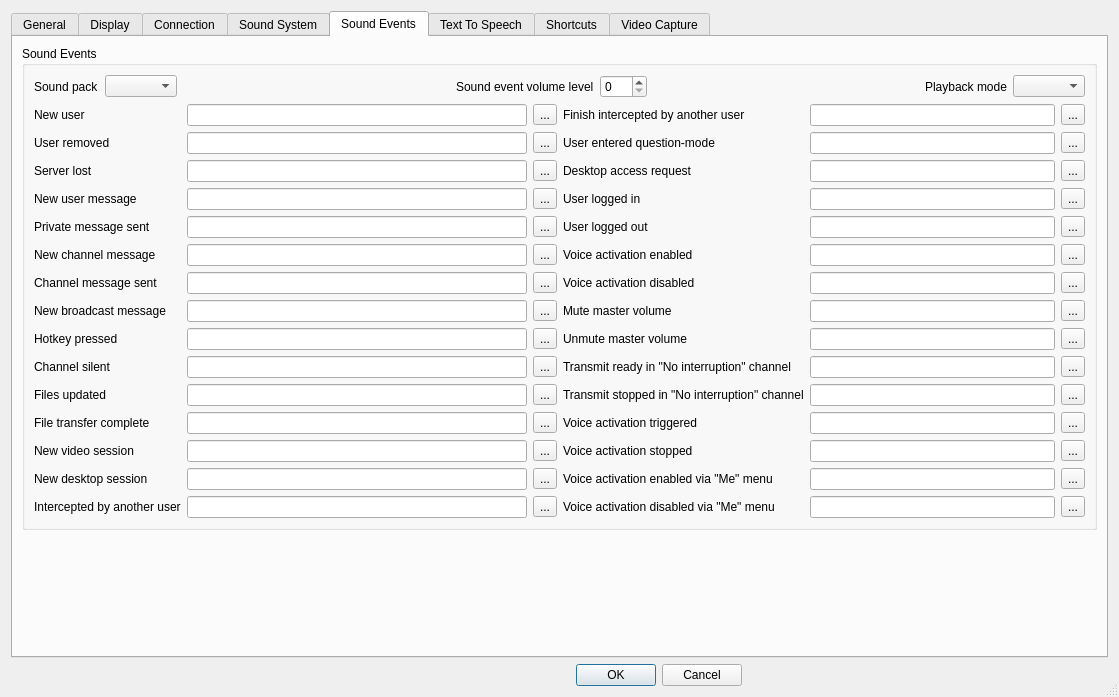
Old version of the form Client/qtTeamTalk/preferences.ui in the repository BearWare/TeamTalk5.
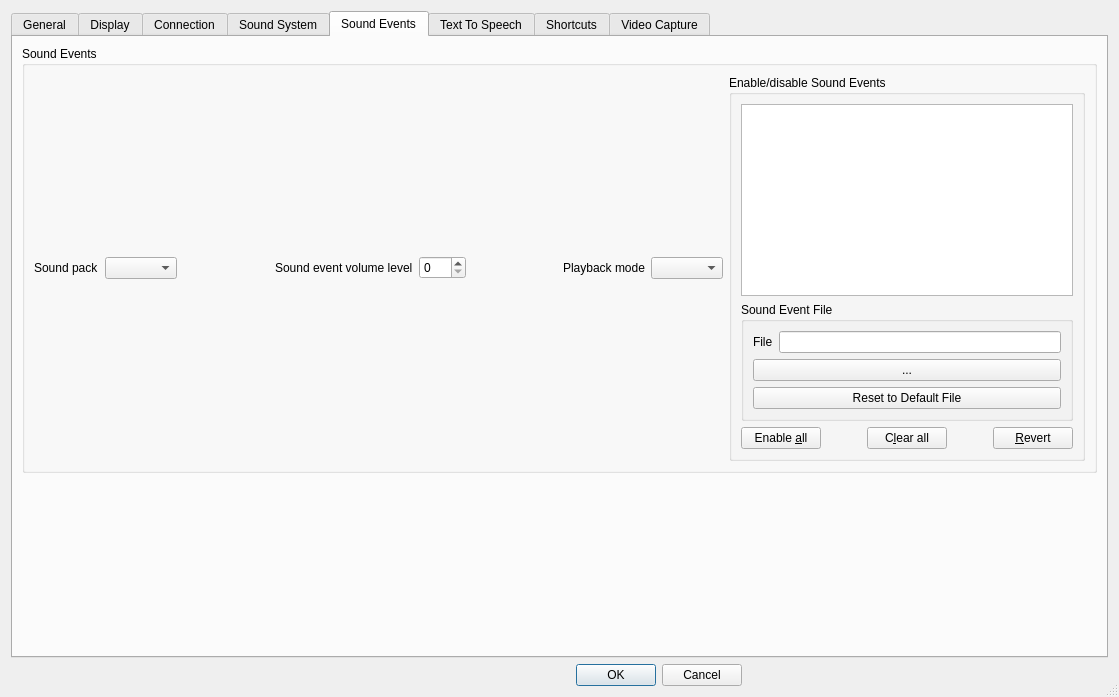
New version of the form. The open tabs and pages were chosen to show the change. Icons and pictures are not drawn. Custom widgets are drawn as their Qt base class.

Commit message: Redesign "Sound events" tab

The edit to the form file:
```diff
--- a/Client/qtTeamTalk/preferences.ui
+++ b/Client/qtTeamTalk/preferences.ui
@@ -1416,713 +1416,133 @@
             <item>
              <widget class="QComboBox" name="sndeventPlaybackComboBox"/>
             </item>
-           </layout>
-          </item>
-          <item>
-           <layout class="QHBoxLayout" name="horizontalLayout_25">
             <item>
-             <layout class="QGridLayout" name="gridLayout_4">
-              <item row="0" column="0">
-               <widget class="QLabel" name="label_16">
-                <property name="text">
-                 <string>New user</string>
-                </property>
-                <property name="buddy">
-                 <cstring>newuserEdit</cstring>
-                </property>
-               </widget>
-              </item>
-              <item row="0" column="1">
-               <widget class="QLineEdit" name="newuserEdit"/>
-              </item>
-              <item row="0" column="2">
-               <widget class="QToolButton" name="newuserButton">
-                <property name="sizePolicy">
-                 <sizepolicy hsizetype="Minimum" vsizetype="Fixed">
-                  <horstretch>0</horstretch>
-                  <verstretch>0</verstretch>
-                 </sizepolicy>
-                </property>
-                <property name="accessibleName">
-                 <string>Browse</string>
-                </property>
-                <property name="text">
-                 <string notr="true">...</string>
-                </property>
-               </widget>
-              </item>
-              <item row="1" column="0">
-               <widget class="QLabel" name="label_17">
-                <property name="text">
-                 <string>User removed</string>
-                </property>
-                <property name="buddy">
-                 <cstring>rmuserEdit</cstring>
-                </property>
-               </widget>
-              </item>
-              <item row="1" column="1">
-               <widget class="QLineEdit" name="rmuserEdit"/>
-              </item>
-              <item row="1" column="2">
-               <widget class="QToolButton" name="rmuserButton">
-                <property name="accessibleName">
-                 <string>Browse</string>
-                </property>
-                <property name="text">
-                 <string notr="true">...</string>
-                </property>
-               </widget>
-              </item>
-              <item row="2" column="0">
-               <widget class="QLabel" name="label_18">
-                <property name="text">
-                 <string>Server lost</string>
-                </property>
-                <property name="buddy">
-                 <cstring>srvlostEdit</cstring>
-                </property>
-               </widget>
-              </item>
-              <item row="2" column="1">
-               <widget class="QLineEdit" name="srvlostEdit"/>
-              </item>
-              <item row="2" column="2">
-               <widget class="QToolButton" name="srvlostButton">
-                <property name="accessibleName">
-                 <string>Browse</string>
-                </property>
-                <property name="text">
-                 <string notr="true">...</string>
-                </property>
-               </widget>
-              </item>
-              <item row="3" column="0">
-               <widget class="QLabel" name="label_19">
-                <property name="text">
-                 <string>New user message</string>
-                </property>
-                <property name="buddy">
-                 <cstring>usermsgEdit</cstring>
-                </property>
-               </widget>
-              </item>
-              <item row="3" column="1">
-               <widget class="QLineEdit" name="usermsgEdit"/>
-              </item>
-              <item row="3" column="2">
-               <widget class="QToolButton" name="usermsgButton">
-                <property name="accessibleName">
-                 <string>Browse</string>
-                </property>
-                <property name="text">
-                 <string notr="true">...</string>
-                </property>
-               </widget>
-              </item>
-              <item row="4" column="0">
-               <widget class="QLabel" name="label_58">
-                <property name="text">
-                 <string>Private message sent</string>
-                </property>
-                <property name="buddy">
-                 <cstring>sentmsgEdit</cstring>
-                </property>
-               </widget>
-              </item>
-              <item row="4" column="1">
-               <widget class="QLineEdit" name="sentmsgEdit"/>
-              </item>
-              <item row="4" column="2">
-               <widget class="QToolButton" name="sentmsgButton">
-                <property name="accessibleName">
-                 <string>Browse</string>
-                </property>
-                <property name="text">
-                 <string notr="true">...</string>
-                </property>
-               </widget>
-              </item>
-              <item row="5" column="0">
-               <widget class="QLabel" name="label_20">
-                <property name="text">
-                 <string>New channel message</string>
-                </property>
-                <property name="buddy">
-                 <cstring>chanmsgEdit</cstring>
-                </property>
-               </widget>
-              </item>
-              <item row="5" column="1">
-               <widget class="QLineEdit" name="chanmsgEdit"/>
-              </item>
-              <item row="5" column="2">
-               <widget class="QToolButton" name="chanmsgButton">
-                <property name="accessibleName">
-                 <string>Browse</string>
-                </property>
-                <property name="text">
-                 <string notr="true">...</string>
-                </property>
-               </widget>
-              </item>
-              <item row="6" column="0">
-               <widget class="QLabel" name="label_59">
-                <property name="text">
-                 <string>Channel message sent</string>
-                </property>
-                <property name="buddy">
-                 <cstring>sentchannelmsgEdit</cstring>
-                </property>
-               </widget>
-              </item>
-              <item row="6" column="1">
-               <widget class="QLineEdit" name="sentchannelmsgEdit"/>
-              </item>
-              <item row="6" column="2">
-               <widget class="QToolButton" name="sentchannelmsgButton">
-                <property name="accessibleName">
-                 <string>Browse</string>
-                </property>
-                <property name="text">
-                 <string notr="true">...</string>
-                </property>
-               </widget>
-              </item>
-              <item row="7" column="0">
-               <widget class="QLabel" name="label_36">
-                <property name="text">
-                 <string>New broadcast message</string>
-                </property>
-                <property name="buddy">
-                 <cstring>bcastmsgEdit</cstring>
-                </property>
-               </widget>
-              </item>
-              <item row="7" column="1">
-               <widget class="QLineEdit" name="bcastmsgEdit"/>
-              </item>
-              <item row="7" column="2">
-               <widget class="QToolButton" name="bcastmsgButton">
-                <property name="accessibleName">
-                 <string>Browse</string>
-                </property>
-                <property name="text">
-                 <string notr="true">...</string>
-                </property>
-               </widget>
-              </item>
-              <item row="8" column="0">
-               <widget class="QLabel" name="label_21">
-                <property name="text">
-                 <string>Hotkey pressed</string>
-                </property>
-                <property name="buddy">
-                 <cstring>hotkeyEdit</cstring>
-                </property>
-               </widget>
-              </item>
-              <item row="8" column="1">
-               <widget class="QLineEdit" name="hotkeyEdit"/>
-              </item>
-              <item row="8" column="2">
-               <widget class="QToolButton" name="hotkeyButton">
-                <property name="accessibleName">
-                 <string>Browse</string>
-                </property>
-                <property name="text">
-                 <string notr="true">...</string>
-                </property>
-               </widget>
-              </item>
-              <item row="9" column="0">
-               <widget class="QLabel" name="label_22">
-                <property name="text">
-                 <string>Channel silent</string>
-                </property>
-                <property name="buddy">
-                 <cstring>chansilentEdit</cstring>
-                </property>
-               </widget>
-              </item>
-              <item row="9" column="1">
-               <widget class="QLineEdit" name="chansilentEdit"/>
-              </item>
-              <item row="9" column="2">
-               <widget class="QToolButton" name="chansilentButton">
-                <property name="accessibleName">
-                 <string>Browse</string>
-                </property>
-                <property name="text">
-                 <string notr="true">...</string>
-                </property>
-               </widget>
-              </item>
-              <item row="10" column="0">
-               <widget class="QLabel" name="label_23">
-                <property name="text">
-                 <string>Files updated</string>
-                </property>
-                <property name="buddy">
-                 <cstring>fileupdEdit</cstring>
-                </property>
-               </widget>
-              </item>
-              <item row="10" column="1">
-               <widget class="QLineEdit" name="fileupdEdit"/>
-              </item>
-              <item row="10" column="2">
-               <widget class="QToolButton" name="fileupdButton">
-                <property name="accessibleName">
-                 <string>Browse</string>
-                </property>
-                <property name="text">
-                 <string notr="true">...</string>
-                </property>
-               </widget>
-              </item>
-              <item row="11" column="0">
-               <widget class="QLabel" name="label_24">
-                <property name="text">
-                 <string>File transfer complete</string>
-                </property>
-                <property name="buddy">
-                 <cstring>transferdoneEdit</cstring>
-                </property>
-               </widget>
-              </item>
-              <item row="11" column="1">
-               <widget class="QLineEdit" name="transferdoneEdit"/>
-              </item>
-              <item row="11" column="2">
-               <widget class="QToolButton" name="transferdoneButton">
-                <property name="accessibleName">
-                 <string>Browse</string>
-                </property>
-                <property name="text">
-                 <string notr="true">...</string>
-                </property>
-               </widget>
-              </item>
-              <item row="12" column="0">
-               <widget class="QLabel" name="label_32">
-                <property name="text">
-                 <string>New video session</string>
-                </property>
-                <property name="buddy">
-                 <cstring>videosessionEdit</cstring>
-                </property>
-               </widget>
-              </item>
-              <item row="12" column="1">
-               <widget class="QLineEdit" name="videosessionEdit"/>
-              </item>
-              <item row="12" column="2">
-               <widget class="QToolButton" name="videosessionButton">
-                <property name="accessibleName">
-                 <string>Browse</string>
-                </property>
-                <property name="text">
-                 <string notr="true">...</string>
-                </property>
-               </widget>
-              </item>
-              <item row="13" column="0">
-               <widget class="QLabel" name="label_37">
-                <property name="text">
-                 <string>New desktop session</string>
-                </property>
-                <property name="buddy">
-                 <cstring>desktopsessionEdit</cstring>
-                </property>
-               </widget>
-              </item>
-              <item row="13" column="1">
-               <widget class="QLineEdit" name="desktopsessionEdit"/>
-              </item>
-              <item row="13" column="2">
-               <widget class="QToolButton" name="desktopsessionButton">
-                <property name="accessibleName">
-                 <string>Browse</string>
-                </property>
-                <property name="text">
-                 <string notr="true">...</string>
-                </property>
-               </widget>
-              </item>
-              <item row="14" column="0">
-               <widget class="QLabel" name="label_intercept">
-                <property name="text">
-                 <string>Intercepted by another user</string>
-                </property>
-                <property name="buddy">
-                 <cstring>interceptEdit</cstring>
-                </property>
-               </widget>
-              </item>
-              <item row="14" column="1">
-               <widget class="QLineEdit" name="interceptEdit"/>
-              </item>
-              <item row="14" column="2">
-               <widget class="QToolButton" name="interceptButton">
-                <property name="accessibleName">
-                 <string>Browse</string>
-                </property>
-                <property name="text">
-                 <string notr="true">...</string>
-                </property>
-               </widget>
-              </item>
-             </layout>
-            </item>
-            <item>
-             <layout class="QGridLayout" name="gridLayout_7">
-              <item row="0" column="0">
-               <widget class="QLabel" name="label_interceptEnd">
-                <property name="text">
-                 <string>Finish intercepted by another user</string>
-                </property>
-                <property name="buddy">
-                 <cstring>interceptEndEdit</cstring>
-                </property>
-               </widget>
-              </item>
-              <item row="0" column="1">
-               <widget class="QLineEdit" name="interceptEndEdit"/>
-              </item>
-              <item row="0" column="2">
-               <widget class="QToolButton" name="interceptEndButton">
-                <property name="accessibleName">
-                 <string>Browse</string>
-                </property>
-                <property name="text">
-                 <string notr="true">...</string>
-                </property>
-               </widget>
-              </item>
-              <item row="1" column="0">
-               <widget class="QLabel" name="label_38">
-                <property name="text">
-                 <string>User entered question-mode</string>
-                </property>
-                <property name="buddy">
-                 <cstring>questionmodeEdit</cstring>
-                </property>
-               </widget>
-              </item>
-              <item row="1" column="1">
-               <widget class="QLineEdit" name="questionmodeEdit"/>
-              </item>
-              <item row="1" column="2">
-               <widget class="QToolButton" name="questionmodeBtn">
-                <property name="accessibleName">
-                 <string>Browse</string>
-                </property>
-                <property name="text">
-                 <string notr="true">...</string>
-                </property>
-               </widget>
-              </item>
-              <item row="2" column="0">
-               <widget class="QLabel" name="label_40">
-                <property name="text">
-                 <string>Desktop access request</string>
-                </property>
-                <property name="buddy">
-                 <cstring>desktopaccessEdit</cstring>
-                </property>
-               </widget>
-              </item>
-              <item row="2" column="1">
-               <widget class="QLineEdit" name="desktopaccessEdit"/>
-              </item>
-              <item row="2" column="2">
-               <widget class="QToolButton" name="desktopaccessBtn">
-                <property name="accessibleName">
-                 <string>Browse</string>
-                </property>
-                <property name="text">
-                 <string notr="true">...</string>
-                </property>
-               </widget>
-              </item>
-              <item row="3" column="0">
-               <widget class="QLabel" name="label_60">
-                <property name="text">
-                 <string>User logged in</string>
-                </property>
-                <property name="buddy">
-                 <cstring>userloggedinEdit</cstring>
-                </property>
-               </widget>
-              </item>
-              <item row="3" column="1">
-               <widget class="QLineEdit" name="userloggedinEdit"/>
-              </item>
-              <item row="3" column="2">
-               <widget class="QToolButton" name="userloggedinButton">
-                <property name="accessibleName">
-                 <string>Browse</string>
-                </property>
-                <property name="text">
-                 <string notr="true">...</string>
-                </property>
-               </widget>
-              </item>
-              <item row="4" column="0">
-               <widget class="QLabel" name="label_61">
-                <property name="text">
-                 <string>User logged out</string>
-                </property>
-                <property name="buddy">
-                 <cstring>userloggedoutEdit</cstring>
-                </property>
-               </widget>
-              </item>
-              <item row="4" column="1">
-               <widget class="QLineEdit" name="userloggedoutEdit"/>
-              </item>
-              <item row="4" column="2">
-               <widget class="QToolButton" name="userloggedoutButton">
-                <property name="accessibleName">
-                 <string>Browse</string>
-                </property>
-                <property name="text">
-                 <string notr="true">...</string>
-                </property>
-               </widget>
-              </item>
-              <item row="5" column="0">
-               <widget class="QLabel" name="label_62">
-                <property name="text">
-                 <string>Voice activation enabled</string>
-                </property>
-                <property name="buddy">
-                 <cstring>voiceactonEdit</cstring>
-                </property>
-               </widget>
-              </item>
-              <item row="5" column="1">
-               <widget class="QLineEdit" name="voiceactonEdit"/>
-              </item>
-              <item row="5" column="2">
-               <widget class="QToolButton" name="voiceactonButton">
-                <property name="accessibleName">
-                 <string>Browse</string>
-                </property>
-                <property name="text">
-                 <string notr="true">...</string>
-                </property>
-               </widget>
-              </item>
-              <item row="6" column="0">
-               <widget class="QLabel" name="label_63">
-                <property name="text">
-                 <string>Voice activation disabled</string>
-                </property>
-                <property name="buddy">
-                 <cstring>voiceactoffEdit</cstring>
-                </property>
-               </widget>
-              </item>
-              <item row="6" column="1">
-               <widget class="QLineEdit" name="voiceactoffEdit"/>
-              </item>
-              <item row="6" column="2">
-               <widget class="QToolButton" name="voiceactoffButton">
-                <property name="accessibleName">
-                 <string>Browse</string>
-                </property>
-                <property name="text">
-                 <string notr="true">...</string>
-                </property>
-               </widget>
-              </item>
-              <item row="7" column="0">
-               <widget class="QLabel" name="label_64">
-                <property name="text">
-                 <string>Mute master volume</string>
-                </property>
-                <property name="buddy">
-                 <cstring>muteallonEdit</cstring>
-                </property>
-               </widget>
-              </item>
-              <item row="7" column="1">
-               <widget class="QLineEdit" name="muteallonEdit"/>
-              </item>
-              <item row="7" column="2">
-               <widget class="QToolButton" name="muteallonButton">
-                <property name="accessibleName">
-                 <string>Browse</string>
-                </property>
-                <property name="text">
-                 <string notr="true">...</string>
-                </property>
-               </widget>
-              </item>
-              <item row="8" column="0">
-               <widget class="QLabel" name="label_65">
-                <property name="text">
-                 <string>Unmute master volume</string>
-                </property>
-                <property name="buddy">
-                 <cstring>mutealloffEdit</cstring>
-                </property>
-               </widget>
-              </item>
-              <item row="8" column="1">
-               <widget class="QLineEdit" name="mutealloffEdit"/>
-              </item>
-              <item row="8" column="2">
-               <widget class="QToolButton" name="mutealloffButton">
-                <property name="accessibleName">
-                 <string>Browse</string>
-                </property>
-                <property name="text">
-                 <string notr="true">...</string>
-                </property>
-               </widget>
-              </item>
-              <item row="9" column="0">
-               <widget class="QLabel" name="label_66">
-                <property name="text">
-                 <string>Transmit ready in &quot;No interruption&quot; channel</string>
-                </property>
-                <property name="buddy">
-                 <cstring>transmitqueueheadEdit</cstring>
-                </property>
-               </widget>
-              </item>
-              <item row="9" column="1">
-               <widget class="QLineEdit" name="transmitqueueheadEdit"/>
-              </item>
-              <item row="9" column="2">
-               <widget class="QToolButton" name="transmitqueueheadButton">
-                <property name="accessibleName">
-                 <string>Browse</string>
-                </property>
-                <property name="text">
-                 <string notr="true">...</string>
-                </property>
-               </widget>
-              </item>
-              <item row="10" column="0">
-               <widget class="QLabel" name="label_67">
-                <property name="text">
-                 <string>Transmit stopped in &quot;No interruption&quot; channel</string>
-                </property>
-                <property name="buddy">
-                 <cstring>transmitqueuestopEdit</cstring>
-                </property>
-               </widget>
-              </item>
-              <item row="10" column="1">
-               <widget class="QLineEdit" name="transmitqueuestopEdit"/>
-              </item>
-              <item row="10" column="2">
-               <widget class="QToolButton" name="transmitqueuestopButton">
-                <property name="accessibleName">
-                 <string>Browse</string>
-                </property>
-                <property name="text">
-                 <string notr="true">...</string>
-                </property>
-               </widget>
-              </item>
-              <item row="11" column="0">
-               <widget class="QLabel" name="label_68">
-                <property name="text">
-                 <string>Voice activation triggered</string>
-                </property>
-                <property name="buddy">
-                 <cstring>voiceacttrigEdit</cstring>
-                </property>
-               </widget>
-              </item>
-              <item row="11" column="1">
-               <widget class="QLineEdit" name="voiceacttrigEdit"/>
-              </item>
-              <item row="11" column="2">
-               <widget class="QToolButton" name="voiceacttrigButton">
-                <property name="accessibleName">
-                 <string>Browse</string>
-                </property>
-                <property name="text">
-                 <string notr="true">...</string>
-                </property>
-               </widget>
-              </item>
-              <item row="12" column="0">
-               <widget class="QLabel" name="label_69">
-                <property name="text">
-                 <string>Voice activation stopped</string>
-                </property>
-                <property name="buddy">
-                 <cstring>voiceactstopEdit</cstring>
-                </property>
-               </widget>
-              </item>
-              <item row="12" column="1">
-               <widget class="QLineEdit" name="voiceactstopEdit"/>
-              </item>
-              <item row="12" column="2">
-               <widget class="QToolButton" name="voiceactstopButton">
-                <property name="accessibleName">
-                 <string>Browse</string>
-                </property>
-                <property name="text">
-                 <string notr="true">...</string>
-                </property>
-               </widget>
-              </item>
-              <item row="13" column="0">
-               <widget class="QLabel" name="label_70">
-                <property name="text">
-                 <string>Voice activation enabled via &quot;Me&quot; menu</string>
-                </property>
-                <property name="buddy">
-                 <cstring>voiceactmeonEdit</cstring>
-                </property>
-               </widget>
-              </item>
-              <item row="13" column="1">
-               <widget class="QLineEdit" name="voiceactmeonEdit"/>
-              </item>
-              <item row="13" column="2">
-               <widget class="QToolButton" name="voiceactmeonButton">
-                <property name="accessibleName">
-                 <string>Browse</string>
-                </property>
-                <property name="text">
-                 <string notr="true">...</string>
-                </property>
-               </widget>
-              </item>
-              <item row="14" column="0">
-               <widget class="QLabel" name="label_71">
-                <property name="text">
-                 <string>Voice activation disabled via &quot;Me&quot; menu</string>
-                </property>
-                <property name="buddy">
-                 <cstring>voiceactmeoffEdit</cstring>
-                </property>
-               </widget>
-              </item>
-              <item row="14" column="1">
-               <widget class="QLineEdit" name="voiceactmeoffEdit"/>
-              </item>
-              <item row="14" column="2">
-               <widget class="QToolButton" name="voiceactmeoffButton">
-                <property name="accessibleName">
-                 <string>Browse</string>
-                </property>
-                <property name="text">
-                 <string notr="true">...</string>
-                </property>
-               </widget>
-              </item>
-             </layout>
+             <widget class="QGroupBox" name="soundEvents_groupbox">
+              <property name="title">
+               <string>Enable/disable Sound Events</string>
+              </property>
+              <layout class="QVBoxLayout" name="soundEvents_vlayout1">
+               <item>
+                <widget class="MyTreeView" name="soundEventsTreeView">
+                 <property name="toolTip">
+                  <string>Double click to check/uncheck</string>
+                 </property>
+                 <property name="editTriggers">
+                  <set>QAbstractItemView::NoEditTriggers</set>
+                 </property>
+                 <property name="showDropIndicator" stdset="0">
+                  <bool>false</bool>
+                 </property>
+                 <property name="alternatingRowColors">
+                  <bool>true</bool>
+                 </property>
+                 <property name="rootIsDecorated">
+                  <bool>false</bool>
+                 </property>
+                 <property name="itemsExpandable">
+                  <bool>false</bool>
+                 </property>
+                 <property name="expandsOnDoubleClick">
+                  <bool>false</bool>
+                 </property>
+                </widget>
+               </item>
+               <item>
+                <widget class="QGroupBox" name="soundeventsfile_groupbox">
+                 <property name="title">
+                  <string>Sound Event File</string>
+                 </property>
+                 <layout class="QVBoxLayout" name="soundEvents_vlayout2">
+                  <item>
+                   <layout class="QHBoxLayout" name="soundEvents_hbox1">
+                    <item>
+                     <widget class="QLabel" name="soundEventFileLabel">
+                      <property name="text">
+                       <string>File</string>
+                      </property>
+                      <property name="buddy">
+                       <cstring>soundEventFileEdit</cstring>
+                      </property>
+                     </widget>
+                    </item>
+                    <item>
+                     <widget class="QLineEdit" name="soundEventFileEdit"/>
+                    </item>
+                   </layout>
+                  </item>
+                  <item>
+                   <widget class="QPushButton" name="soundEventsBrowseButton">
+                    <property name="text">
+                     <string notr="true">...</string>
+                    </property>
+                    <property name="accessibleName">
+                     <string>Browse</string>
+                    </property>
+                   </widget>
+                  </item>
+                  <item>
+                   <widget class="QPushButton" name="soundEventsDefFileButton">
+                    <property name="text">
+                     <string>Reset to Default File</string>
+                    </property>
+                   </widget>
+                  </item>
+                 </layout>
+                </widget>
+               </item>
+               <item>
+                <layout class="QHBoxLayout" name="soundEvents_hbox2">
+                 <item>
+                  <widget class="QPushButton" name="soundEventsEnableallButton">
+                   <property name="text">
+                    <string>Enable &amp;all</string>
+                   </property>
+                  </widget>
+                 </item>
+                 <item>
+                  <spacer name="horizontalSpacer_23">
+                   <property name="orientation">
+                    <enum>Qt::Horizontal</enum>
+                   </property>
+                   <property name="sizeHint" stdset="0">
+                    <size>
+                     <width>40</width>
+                     <height>20</height>
+                    </size>
+                   </property>
+                  </spacer>
+                 </item>
+                 <item>
+                  <widget class="QPushButton" name="soundEventsClearallButton">
+                   <property name="text">
+                    <string>C&amp;lear all</string>
+                   </property>
+                  </widget>
+                 </item>
+                 <item>
+                  <spacer name="soundevents_hspacer1">
+                   <property name="orientation">
+                    <enum>Qt::Horizontal</enum>
+                   </property>
+                   <property name="sizeHint" stdset="0">
+                    <size>
+                     <width>40</width>
+                     <height>20</height>
+                    </size>
+                   </property>
+                  </spacer>
+                 </item>
+                 <item>
+                  <widget class="QPushButton" name="soundEventsRevertButton">
+                   <property name="text">
+                    <string>&amp;Revert</string>
+                   </property>
+                  </widget>
+                 </item>
+                </layout>
+               </item>
+              </layout>
+             </widget>
             </item>
            </layout>
           </item>
```
The commit also changes 11 other files.
